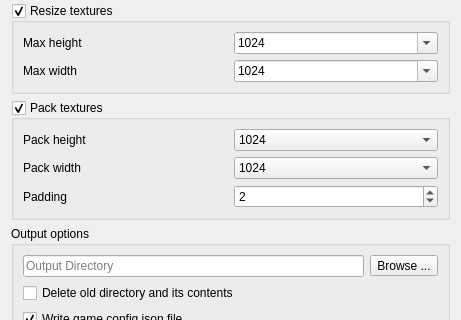
Qt form editor/gui/dlgpackage.ui (ensisoft/detonator) before a commit; both pictures show x 0 to 461 and y 257 to 577 of the 461 by 769 pixel window.
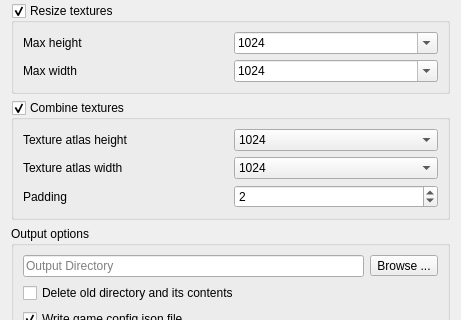
The same form after that commit. Icons and pictures are not drawn.

Commit message:
Reword some UI labels regarding texture packing (combining)
Reword some UI labels regarding texture packing (combining).

The edit to the form file:
```diff
--- a/editor/gui/dlgpackage.ui
+++ b/editor/gui/dlgpackage.ui
@@ -200,7 +200,7 @@
    <item>
     <widget class="QGroupBox" name="chkCombineTextures">
      <property name="title">
-      <string>Pack textures</string>
+      <string>Combine textures</string>
      </property>
      <property name="checkable">
       <bool>true</bool>
@@ -209,7 +209,7 @@
       <item row="0" column="0">
        <widget class="QLabel" name="label_4">
         <property name="text">
-         <string>Pack height</string>
+         <string>Texture atlas height</string>
         </property>
        </widget>
       </item>
@@ -271,7 +271,7 @@
       <item row="1" column="0">
        <widget class="QLabel" name="label_3">
         <property name="text">
-         <string>Pack width</string>
+         <string>Texture atlas width</string>
         </property>
        </widget>
       </item>
```
The commit also changes 1 other file.
